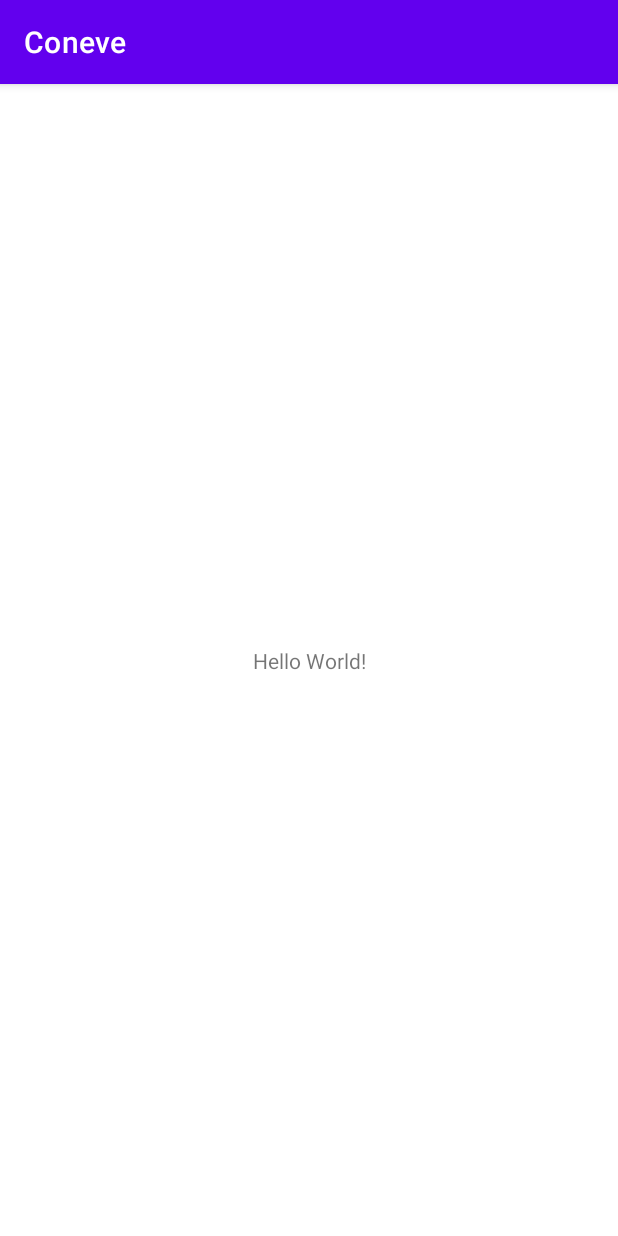
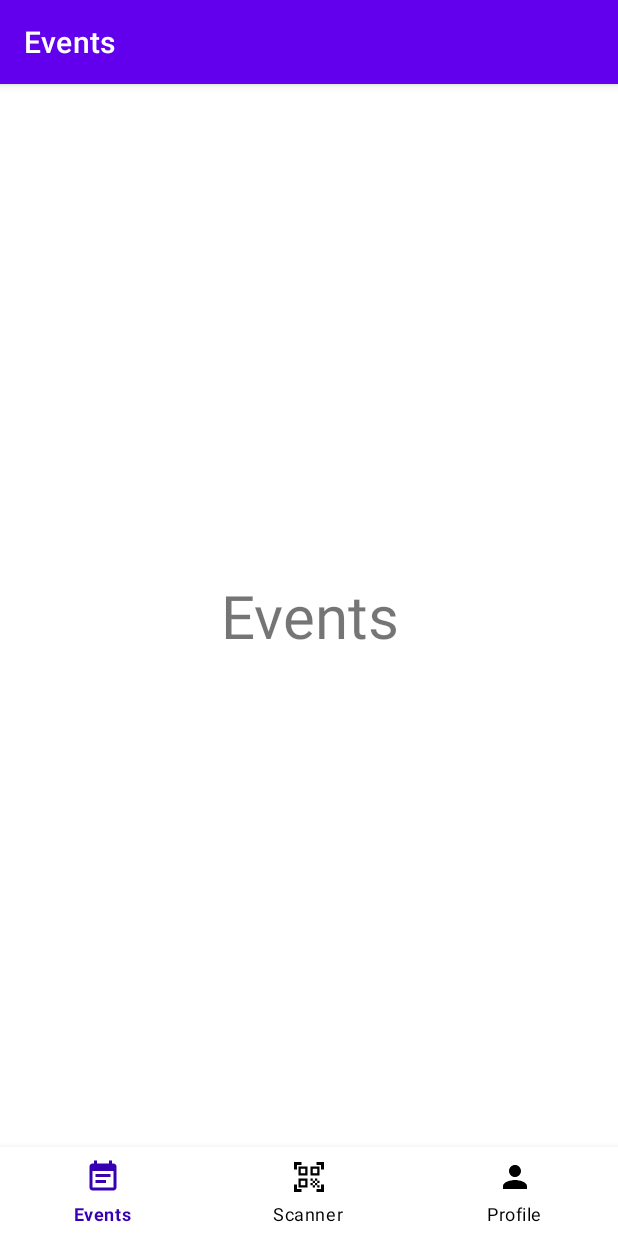
Before and after one commit to dev-otee/conveve, an Android app: the screen it shows after launch (MainActivity), on a phone screen of 412 x 824 dp. Run offline under Robolectric (Android 15) with nearby library versions, the phone set to English and light mode, and no system bars.

Commit message:
fragments and navbar created

```diff
--- /dev/null
+++ b/app/src/main/java/com/test/coneve/EventFragment.java
@@ -0,0 +1,66 @@
+package com.test.coneve;
+
+import android.os.Bundle;
+
+import androidx.fragment.app.Fragment;
+
+import android.view.LayoutInflater;
+import android.view.View;
+import android.view.ViewGroup;
+
+/**
+ * A simple {@link Fragment} subclass.
+ * Use the {@link EventFragment#newInstance} factory method to
+ * create an instance of this fragment.
+ */
+public class EventFragment extends Fragment {
+
+    // TODO: Rename parameter arguments, choose names that match
+    // the fragment initialization parameters, e.g. ARG_ITEM_NUMBER
+    private static final String ARG_PARAM1 = "param1";
+    private static final String ARG_PARAM2 = "param2";
+
+    // TODO: Rename and change types of parameters
+    private String mParam1;
+    private String mParam2;
+
+    public EventFragment() {
+        // Required empty public constructor
+    }
+
+    /**
+     * Use this factory method to create a new instance of
+     * this fragment using the provided parameters.
+     *
+     * @param param1 Parameter 1.
+     * @param param2 Parameter 2.
+     * @return A new instance of fragment EventFragment.
+     */
+    // TODO: Rename and change types and number of parameters
+    public static EventFragment newInstance(String param1, String param2) {
+        EventFragment fragment = new EventFragment();
+        Bundle args = new Bundle();
+        args.putString(ARG_PARAM1, param1);
+        args.putString(ARG_PARAM2, param2);
+        fragment.setArguments(args);
+        return fragment;
+    }
+
+    @Override
+    public void onCreate(Bundle savedInstanceState) {
+        super.onCreate(savedInstanceState);
+        if (getArguments() != null) {
+            mParam1 = getArguments().getString(ARG_PARAM1);
+            mParam2 = getArguments().getString(ARG_PARAM2);
+        }
+    }
+
+    @Override
+    public View onCreateView(LayoutInflater inflater, ViewGroup container,
+                             Bundle savedInstanceState) {
+        // Inflate the layout for this fragment
+        View view = inflater.inflate(R.layout.fragment_event, container, false);
+        getActivity().setTitle("Events");
+        return view;
+    }
+}
--- a/app/src/main/java/com/test/coneve/MainActivity.java
+++ b/app/src/main/java/com/test/coneve/MainActivity.java
@@ -1,14 +1,75 @@
 package com.test.coneve;
 
+import androidx.annotation.NonNull;
 import androidx.appcompat.app.AppCompatActivity;
+import androidx.fragment.app.FragmentContainerView;
 
 import android.os.Bundle;
+import android.view.MenuItem;
+
+import com.google.android.material.bottomnavigation.BottomNavigationView;
+import com.google.android.material.navigation.NavigationBarView;
 
 public class MainActivity extends AppCompatActivity {
 
+    private FragmentContainerView fragmentContainerView;
     @Override
     protected void onCreate(Bundle savedInstanceState) {
         super.onCreate(savedInstanceState);
         setContentView(R.layout.activity_main);
+
+        // initially set to fetch event fragment
+        EventFragment eventFragment = new EventFragment();
+        getSupportFragmentManager().beginTransaction()
+                .replace(R.id.fragment_container_view, eventFragment)
+                .addToBackStack(null)
+                .commit();
+
+        ((BottomNavigationView) findViewById(R.id.main_activity_bottom_navigation)).setOnItemSelectedListener(new BottomNavBarEventHandler());
+
+    }
+
+    class BottomNavBarEventHandler implements NavigationBarView.OnItemSelectedListener{
+
+        int currentItem;
+
+        public BottomNavBarEventHandler() {
+            this.currentItem = R.id.events;
+        }
+
+        @Override
+        public boolean onNavigationItemSelected(@NonNull MenuItem item) {
+            if(currentItem == item.getItemId())
+                return true;
+
+            switch(item.getItemId()){
+                case R.id.events:
+                    currentItem = R.id.events;
+                    // load event fragment in fragment container
+                    EventFragment eventFragment = new EventFragment();
+                    getSupportFragmentManager().beginTransaction()
+                            .replace(R.id.fragment_container_view, eventFragment)
+                            .addToBackStack(null)
+                            .commit();
+                    break;
+                case R.id.profile:
+                    currentItem = R.id.profile;
+                    ProfileFragment profileFragment = new ProfileFragment();
+                    getSupportFragmentManager().beginTransaction()
+                            .replace(R.id.fragment_container_view, profileFragment)
+                            .addToBackStack(null)
+                            .commit();
+                    break;
+                case R.id.qr_scanner:
+                    currentItem = R.id.qr_scanner;
+                    QrScannerFragment qrScannerFragment = new QrScannerFragment();
+                    getSupportFragmentManager().beginTransaction()
+                            .replace(R.id.fragment_container_view, qrScannerFragment)
+                            .addToBackStack(null)
+                            .commit();
+                    break;
+            };
+            return true;
+        }
     }
 }
--- /dev/null
+++ b/app/src/main/res/drawable/event.xml
@@ -0,0 +1,5 @@
+<vector android:autoMirrored="true" android:height="24dp"
+    android:tint="#008AFE" android:viewportHeight="24"
+    android:viewportWidth="24" android:width="24dp" xmlns:android="http://schemas.android.com/apk/res/android">
+    <path android:fillColor="@android:color/white" android:pathData="M17,10L7,10v2h10v-2zM19,3h-1L18,1h-2v2L8,3L8,1L6,1v2L5,3c-1.11,0 -1.99,0.9 -1.99,2L3,19c0,1.1 0.89,2 2,2h14c1.1,0 2,-0.9 2,-2L21,5c0,-1.1 -0.9,-2 -2,-2zM19,19L5,19L5,8h14v11zM14,14L7,14v2h7v-2z"/>
+</vector>
--- /dev/null
+++ b/app/src/main/res/drawable/profile.xml
@@ -0,0 +1,5 @@
+<vector android:height="24dp" android:tint="#008AFE"
+    android:viewportHeight="24" android:viewportWidth="24"
+    android:width="24dp" xmlns:android="http://schemas.android.com/apk/res/android">
+    <path android:fillColor="@android:color/white" android:pathData="M12,12c2.21,0 4,-1.79 4,-4s-1.79,-4 -4,-4 -4,1.79 -4,4 1.79,4 4,4zM12,14c-2.67,0 -8,1.34 -8,4v2h16v-2c0,-2.66 -5.33,-4 -8,-4z"/>
+</vector>
--- /dev/null
+++ b/app/src/main/res/drawable/qr_scanner.xml
@@ -0,0 +1,5 @@
+<vector android:height="24dp" android:tint="#008AFE"
+    android:viewportHeight="24" android:viewportWidth="24"
+    android:width="24dp" xmlns:android="http://schemas.android.com/apk/res/android">
+    <path android:fillColor="@android:color/white" android:pathData="M9.5,6.5v3h-3v-3H9.5M11,5H5v6h6V5L11,5zM9.5,14.5v3h-3v-3H9.5M11,13H5v6h6V13L11,13zM17.5,6.5v3h-3v-3H17.5M19,5h-6v6h6V5L19,5zM13,13h1.5v1.5H13V13zM14.5,14.5H16V16h-1.5V14.5zM16,13h1.5v1.5H16V13zM13,16h1.5v1.5H13V16zM14.5,17.5H16V19h-1.5V17.5zM16,16h1.5v1.5H16V16zM17.5,14.5H19V16h-1.5V14.5zM17.5,17.5H19V19h-1.5V17.5zM22,7h-2V4h-3V2h5V7zM22,22v-5h-2v3h-3v2H22zM2,22h5v-2H4v-3H2V22zM2,2v5h2V4h3V2H2z"/>
+</vector>
--- /dev/null
+++ b/app/src/main/res/drawable/selector.xml
@@ -0,0 +1,11 @@
+<?xml version="1.0" encoding="utf-8"?>
+<selector xmlns:android="http://schemas.android.com/apk/res/android">
+
+    <item
+        android:state_selected="true"
+        android:color="@color/purple_700"/>
+    <item
+        android:state_selected="false"
+        android:color="@color/black"/>
+
+</selector>
--- a/app/src/main/res/layout/activity_main.xml
+++ b/app/src/main/res/layout/activity_main.xml
@@ -1,18 +1,27 @@
 <?xml version="1.0" encoding="utf-8"?>
-<androidx.constraintlayout.widget.ConstraintLayout xmlns:android="http://schemas.android.com/apk/res/android"
+<LinearLayout xmlns:android="http://schemas.android.com/apk/res/android"
     xmlns:app="http://schemas.android.com/apk/res-auto"
     xmlns:tools="http://schemas.android.com/tools"
     android:layout_width="match_parent"
     android:layout_height="match_parent"
+    android:orientation="vertical"
     tools:context=".MainActivity">
 
-    <TextView
-        android:layout_width="wrap_content"
-        android:layout_height="wrap_content"
-        android:text="Hello World!"
-        app:layout_constraintBottom_toBottomOf="parent"
-        app:layout_constraintEnd_toEndOf="parent"
-        app:layout_constraintStart_toStartOf="parent"
-        app:layout_constraintTop_toTopOf="parent" />
+    <androidx.fragment.app.FragmentContainerView
+        android:id="@+id/fragment_container_view"
+        android:layout_width="match_parent"
+        android:layout_height="0dp"
+        android:layout_weight="12"/>
 
-</androidx.constraintlayout.widget.ConstraintLayout>
+
+    <com.google.android.material.bottomnavigation.BottomNavigationView
+        android:id="@+id/main_activity_bottom_navigation"
+        android:layout_width="match_parent"
+        android:layout_height="0dp"
+        android:layout_weight="1"
+        app:itemBackground="@color/white"
+        app:itemIconTint="@drawable/selector"
+        app:itemTextColor="@drawable/selector"
+        app:menu="@menu/main_activity_bottom_navigation_menu" />
+
+</LinearLayout>
--- /dev/null
+++ b/app/src/main/res/layout/fragment_event.xml
@@ -0,0 +1,16 @@
+<?xml version="1.0" encoding="utf-8"?>
+<FrameLayout xmlns:android="http://schemas.android.com/apk/res/android"
+    xmlns:tools="http://schemas.android.com/tools"
+    android:layout_width="match_parent"
+    android:layout_height="match_parent"
+    tools:context=".EventFragment">
+
+    <!-- TODO: Update blank fragment layout -->
+    <TextView
+        android:layout_width="match_parent"
+        android:layout_height="match_parent"
+        android:gravity="center"
+        android:textSize="40sp"
+        android:text="Events" />
+
+</FrameLayout>
--- /dev/null
+++ b/app/src/main/res/menu/main_activity_bottom_navigation_menu.xml
@@ -0,0 +1,20 @@
+<?xml version="1.0" encoding="utf-8"?>
+<menu xmlns:android="http://schemas.android.com/apk/res/android">
+
+    <item
+        android:id="@+id/events"
+        android:icon="@drawable/event"
+        android:title="Events" />
+
+    <item
+        android:id="@+id/qr_scanner"
+        android:icon="@drawable/qr_scanner"
+        android:title="Scanner" />
+
+    <item
+        android:id="@+id/profile"
+        android:icon="@drawable/profile"
+        android:title="Profile" />
+
+
+</menu>
--- a/app/src/main/res/values/strings.xml
+++ b/app/src/main/res/values/strings.xml
@@ -1,3 +1,5 @@
 <resources>
     <string name="app_name">Coneve</string>
+    <!-- TODO: Remove or change this placeholder text -->
+    <string name="hello_blank_fragment">Hello blank fragment</string>
 </resources>
```
Also changed, not shown: app/src/main/java/com/test/coneve/ProfileFragment.java (added, +66 -0 lines), app/src/main/java/com/test/coneve/QrScannerFragment.java (added, +66 -0 lines), app/src/main/res/layout/fragment_profile.xml (added, +16 -0 lines), app/src/main/res/layout/fragment_qr_scanner.xml (added, +16 -0 lines).
